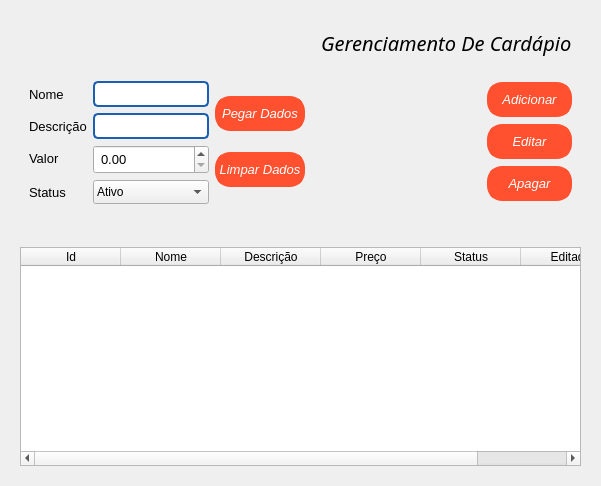
Qt form view/components/Dish.ui (Wth10/System-Programmer) before a commit.
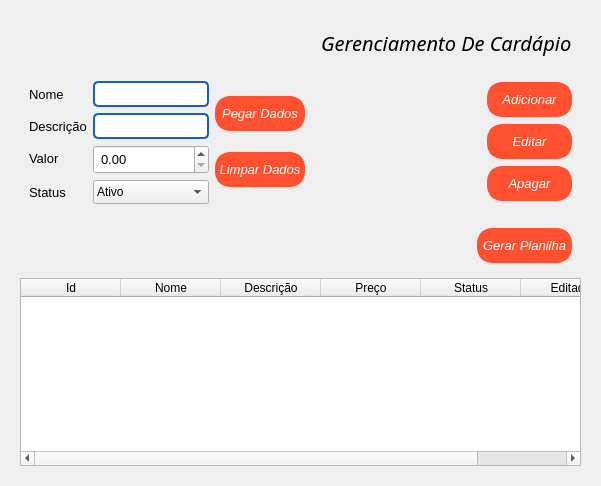
The same form after that commit. Icons and pictures are not drawn.

The edit to the form file:
```diff
--- a/view/components/Dish.ui
+++ b/view/components/Dish.ui
@@ -430,26 +430,60 @@
        </widget>
       </item>
       <item>
-       <widget class="QLabel" name="Alert">
-        <property name="font">
-         <font>
-          <family>Arial Black</family>
-          <pointsize>12</pointsize>
-          <italic>true</italic>
-         </font>
+       <widget class="QFrame" name="frame">
+        <property name="frameShape">
+         <enum>QFrame::NoFrame</enum>
         </property>
-        <property name="styleSheet">
-         <string notr="true">color: rgb(255, 0, 0);</string>
+        <property name="frameShadow">
+         <enum>QFrame::Raised</enum>
         </property>
-        <property name="text">
-         <string/>
-        </property>
-        <property name="alignment">
-         <set>Qt::AlignCenter</set>
-        </property>
-        <property name="wordWrap">
-         <bool>false</bool>
-        </property>
+        <layout class="QHBoxLayout" name="horizontalLayout_2">
+         <item>
+          <spacer name="horizontalSpacer_3">
+           <property name="orientation">
+            <enum>Qt::Horizontal</enum>
+           </property>
+           <property name="sizeHint" stdset="0">
+            <size>
+             <width>40</width>
+             <height>20</height>
+            </size>
+           </property>
+          </spacer>
+         </item>
+         <item>
+          <widget class="QPushButton" name="GenerateExcel">
+           <property name="font">
+            <font>
+             <family>Arial</family>
+             <pointsize>10</pointsize>
+             <italic>true</italic>
+            </font>
+           </property>
+           <property name="styleSheet">
+            <string notr="true">.QPushButton{
+	background-color: #FF512F;
+	color: rgb(255, 255, 255);
+	border: 5px solid#FF512F;
+	border-radius: 15px;
+	height: 25px;
+	width: 85px;
+}
+
+.QPushButton:hover{
+	background-color: #003973;
+	border: 2px;
+	color: white;
+}
+
+</string>
+           </property>
+           <property name="text">
+            <string>Gerar Planilha</string>
+           </property>
+          </widget>
+         </item>
+        </layout>
        </widget>
       </item>
       <item>
```
Left out of the diff: 2 changed lines with no effect on the pictures.
